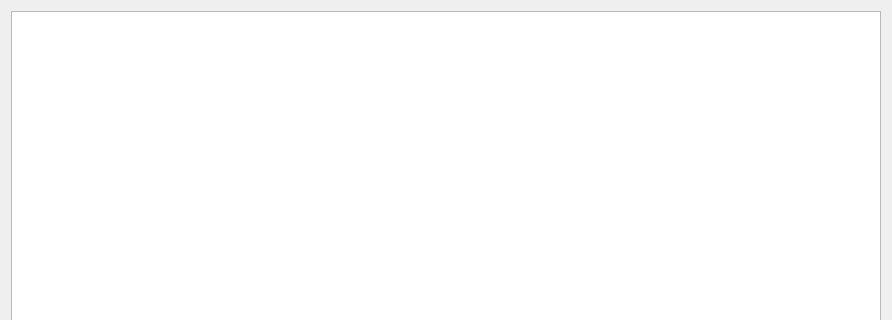
First picture: the form in lib/JPDevelopmenter/Ui/FormSysnavigationMenus.ui, repository golden7602/zion, before the edit; both pictures show x 0 to 892 and y 0 to 320 of the 892 by 636 pixel window.
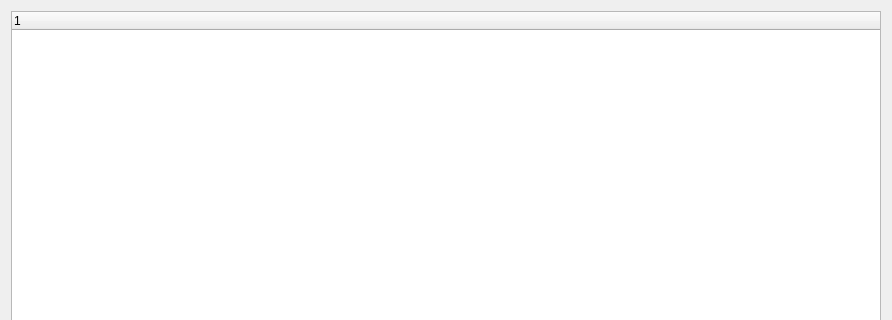
Second picture: the form after the edit.

```diff
--- a/lib/JPDevelopmenter/Ui/FormSysnavigationMenus.ui
+++ b/lib/JPDevelopmenter/Ui/FormSysnavigationMenus.ui
@@ -15,7 +15,13 @@
   </property>
   <layout class="QVBoxLayout" name="verticalLayout">
    <item>
-    <widget class="QTreeView" name="treeView"/>
+    <widget class="QTreeWidget" name="treeWidget">
+     <column>
+      <property name="text">
+       <string notr="true">1</string>
+      </property>
+     </column>
+    </widget>
    </item>
    <item>
     <widget class="QDialogButtonBox" name="buttonBox">
```
